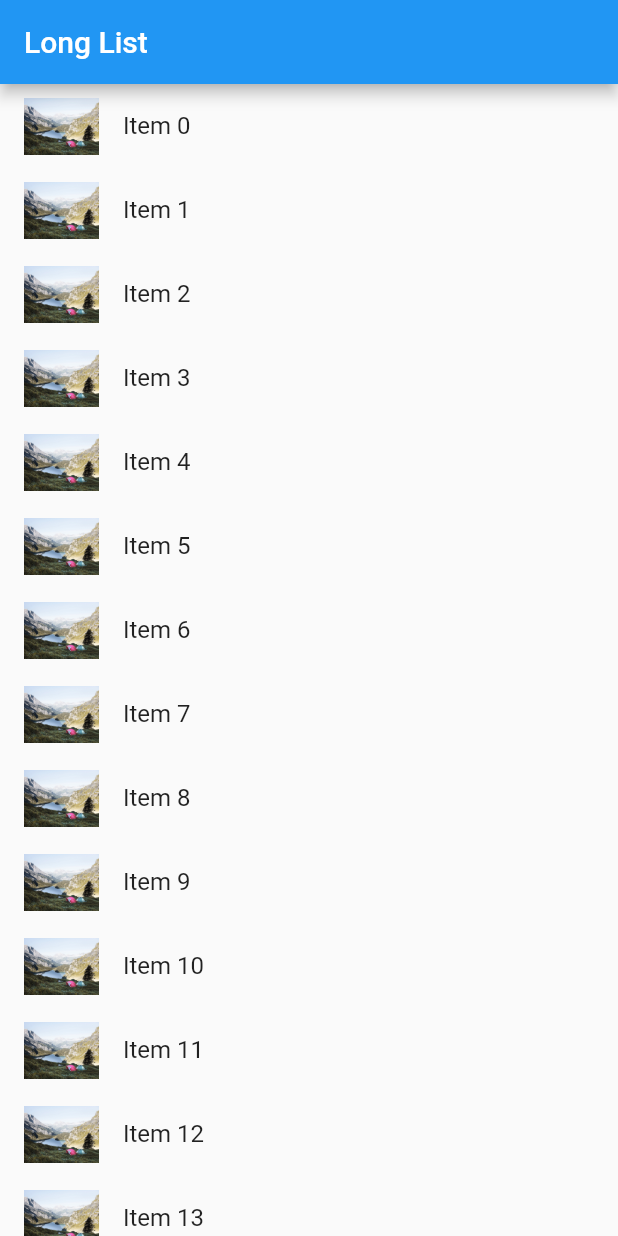
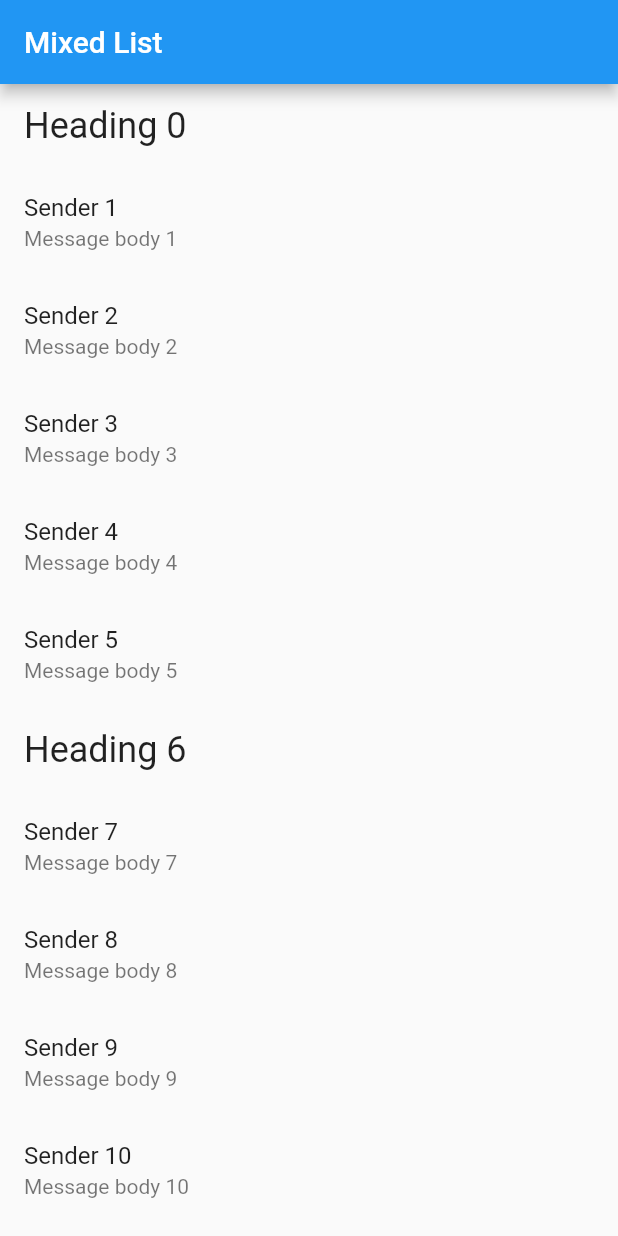
Before and after one commit to shenglinFL/FlutterDraft, a Flutter app: the screen it shows after launch, on a phone screen of 412 x 824 dp. Run offline on Flutter 3.47's test engine with Material 2 defaults, Android fonts, the phone set to English and light mode, and no system bars.

Commit message:
使用不同类型的子项创建列表

```diff
--- a/lib/main.dart
+++ b/lib/main.dart
@@ -3,18 +3,23 @@ import 'package:flutter/material.dart';
 
 void main() {
   runApp(new MyApp(
-    items: new List<String>.generate(10000, (i) => "Item $i"),
+    items: new List<ListItem>.generate(
+      1000,
+          (i) => i % 6 == 0
+          ? new HeadingItem("Heading $i")
+          : new MessageItem("Sender $i", "Message body $i"),
+    ),
   ));
 }
 
 class MyApp extends StatelessWidget {
-  final List<String> items;
+  final List<ListItem> items;
 
   MyApp({Key key, @required this.items}) : super(key: key);
 
   @override
   Widget build(BuildContext context) {
-    final title = 'Long List';
+    final title = 'Mixed List';
 
     return new MaterialApp(
       title: title,
@@ -23,19 +28,47 @@ class MyApp extends StatelessWidget {
           title: new Text(title),
         ),
         body: new ListView.builder(
+          // Let the ListView know how many items it needs to build
           itemCount: items.length,
+          // Provide a builder function. This is where the magic happens! We'll
+          // convert each item into a Widget based on the type of item it is.
           itemBuilder: (context, index) {
-            return new ListTile(
-              leading: new Container(
-                width: 50.0,
-                height: 50.0,
-                child: new Image.asset('images/lake.jpg'),
-              ),
-              title: new Text('${items[index]}'),
-            );
+            final item = items[index];
+
+            if (item is HeadingItem) {
+              return new ListTile(
+                title: new Text(
+                  item.heading,
+                  style: Theme.of(context).textTheme.headline,
+                ),
+              );
+            } else if (item is MessageItem) {
+              return new ListTile(
+                title: new Text(item.sender),
+                subtitle: new Text(item.body),
+              );
+            }
           },
         ),
       ),
     );
   }
 }
+
+// The base class for the different types of items the List can contain
+abstract class ListItem {}
+
+// A ListItem that contains data to display a heading
+class HeadingItem implements ListItem {
+  final String heading;
+
+  HeadingItem(this.heading);
+}
+
+// A ListItem that contains data to display a message
+class MessageItem implements ListItem {
+  final String sender;
+  final String body;
+
+  MessageItem(this.sender, this.body);
+}
```
